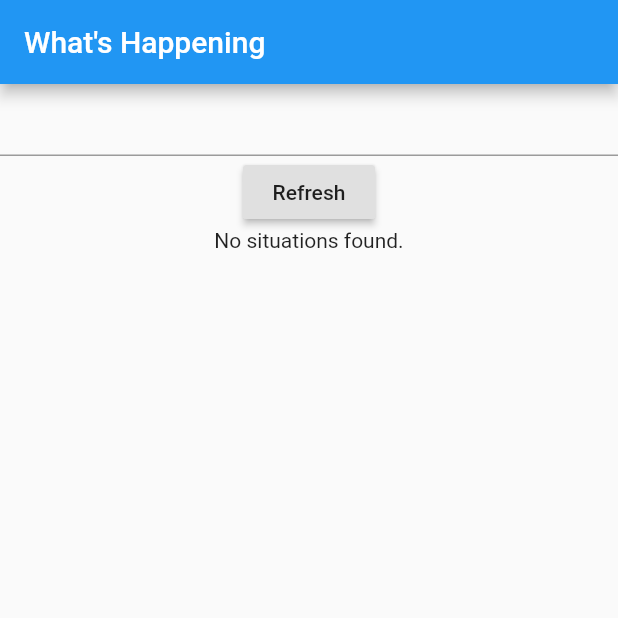
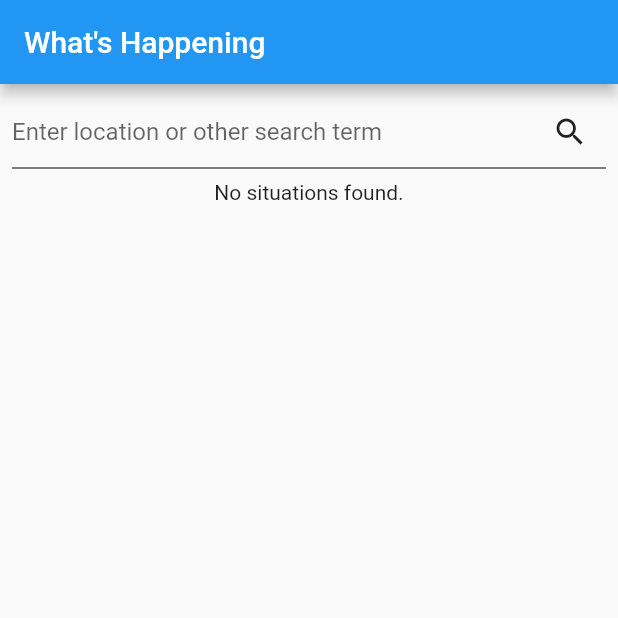
Before and after one commit to oadugmore/in_the_know, a Flutter app: the screen it shows after launch, on a phone screen of 412 x 824 dp, the top half of it. Run offline on Flutter 3.47's test engine with Material 2 defaults, Android fonts, the phone set to English and light mode, and no system bars; our stand-ins replace cloud_functions.

Commit message:
nicely format search bar

```diff
--- a/lib/list.dart
+++ b/lib/list.dart
@@ -28,7 +28,9 @@ class SituationListPageState extends State<SituationListPage> {
     // local testing URL
     //var url = 'http://10.0.2.2:8080?loc=' + safeQuery;
     //var url = 'http://192.168.1.101:8080?loc=' + safeQuery;
-    var url = 'https://us-central1-in-the-know-82723.cloudfunctions.net/get_situations?loc=' + safeQuery;
+    var url =
+        'https://us-central1-in-the-know-82723.cloudfunctions.net/get_situations?loc=' +
+            safeQuery;
 
     try {
       var response = await http.get(url);
@@ -57,15 +59,33 @@ class SituationListPageState extends State<SituationListPage> {
       ),
       body: Center(
         child: Column(children: <Widget>[
-          TextField(
-            onSubmitted: (value) async {
-              await _getNerData(value);
-            },
-            onChanged: (value) => _nerQuery = value,
-          ),
-          RaisedButton(
-            onPressed: () async => await _getNerData(_nerQuery),
-            child: Text('Refresh'),
+          Container(
+            margin: const EdgeInsets.all(8),
+            decoration: BoxDecoration(
+              border: Border(
+                bottom: BorderSide(
+                  width: 0,
+                ),
+              ),
+            ),
+            child: Row(
+              children: <Widget>[
+                Expanded(
+                  child: TextField(
+                    decoration: InputDecoration(
+                      hintText: 'Enter location or other search term',
+                      border: InputBorder.none,
+                    ),
+                    onSubmitted: (value) async => await _getNerData(value),
+                    onChanged: (value) => _nerQuery = value,
+                  ),
+                ),
+                IconButton(
+                  onPressed: () async => await _getNerData(_nerQuery),
+                  icon: Icon(Icons.search),
+                ),
+              ],
+            ),
           ),
           Expanded(
             child: (_situations.length == 0)
```
Also changed, not shown: pubspec.lock.
